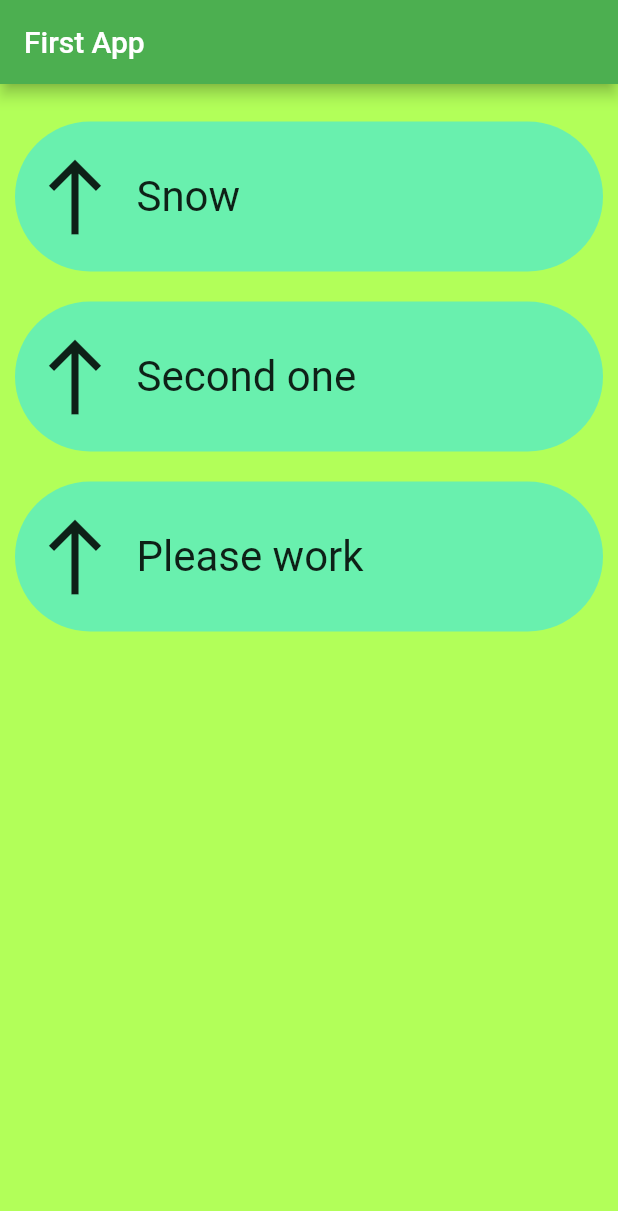
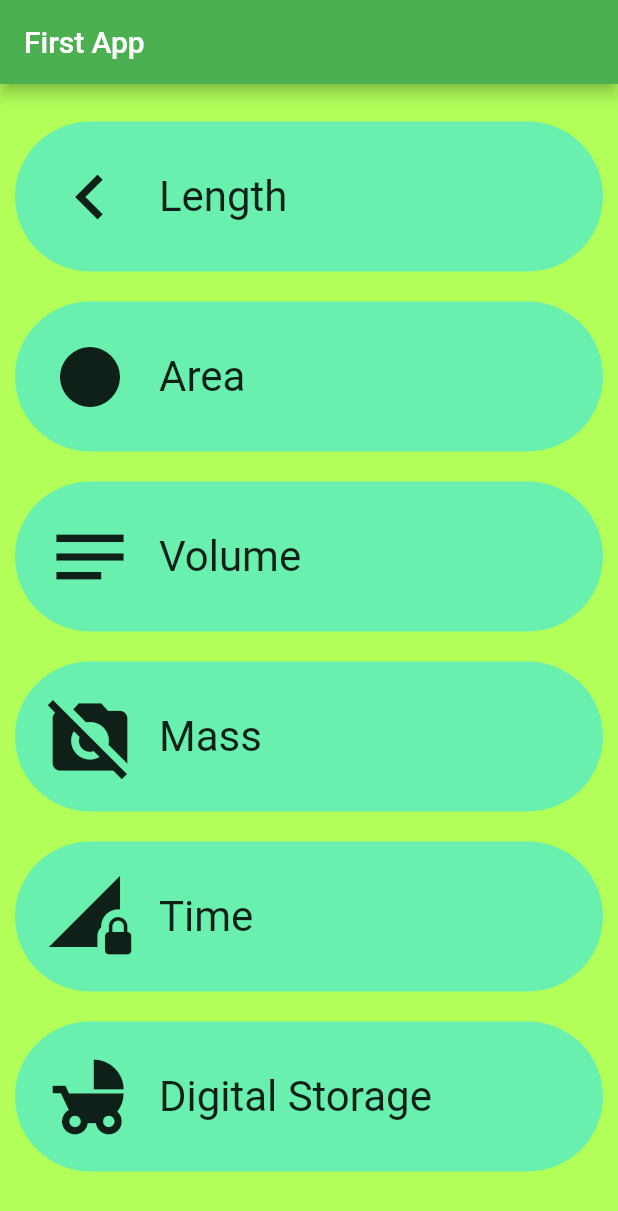
Before and after one commit to vicmoh/UnitConverter-Flutter, a Flutter app: the screen it shows after launch, on a phone screen of 412 x 824 dp. Shown: the top 1211 px of the screen. Run offline on Flutter 3.47's test engine with Material 2 defaults, Android fonts, the phone set to English and light mode, and no system bars.

Commit message:
added icon

```diff
--- a/lib/main.dart
+++ b/lib/main.dart
@@ -21,9 +21,12 @@ void main() {
             padding: EdgeInsets.only(top: 15.0, bottom: 15.0),
             child: ListView(
               children: <Widget>[
-                Category(label: "Snow"),
-                Category(label: "Second one"),
-                Category(label: "Please work"),
+                Category(icon: IconData(0xe41c, fontFamily: 'MaterialIcons'), label: "Length"),
+                Category(icon: IconData(0xe265, fontFamily: 'MaterialIcons'), label: "Area"),
+                Category(icon: IconData(0xeb44, fontFamily: 'MaterialIcons'), label: "Volume"),
+                Category(icon: IconData(0xe43d, fontFamily: 'MaterialIcons'), label: "Mass"),
+                Category(icon: IconData(0xe425, fontFamily: 'MaterialIcons'), label: "Time"),
+                Category(icon: IconData(0xe161, fontFamily: 'MaterialIcons'), label: "Digital Storage"),
               ],
             ),
           ),
--- a/lib/src/category.dart
+++ b/lib/src/category.dart
@@ -4,11 +4,13 @@ class Category extends StatelessWidget {
   //constructors
   const Category({
     this.label,
+    this.icon,
   });
 
   //instances
   final double fontSize = 24.0;
   final String label;
+  final IconData icon;
 
   @override
   Widget build(BuildContext context) {
@@ -35,11 +37,12 @@ class Category extends StatelessWidget {
           child: Row(
             children: <Widget>[
               Container(
-                  padding: EdgeInsets.all(10.0),
-                  child: Icon(
-                    IconData(0xeb3b, fontFamily: 'MaterialIcons'),
-                    size: 60.0,
-                  )),
+                padding: EdgeInsets.only(left: 20.0, right: 15.0),
+                child: Icon(
+                  icon,
+                  size: 60.0,
+                )
+              ),
               Container(
                 child: Text(label, textScaleFactor: 2.0),
                 padding: EdgeInsets.only(left: 1.0),
```
Also changed, not shown: 4 other files.
